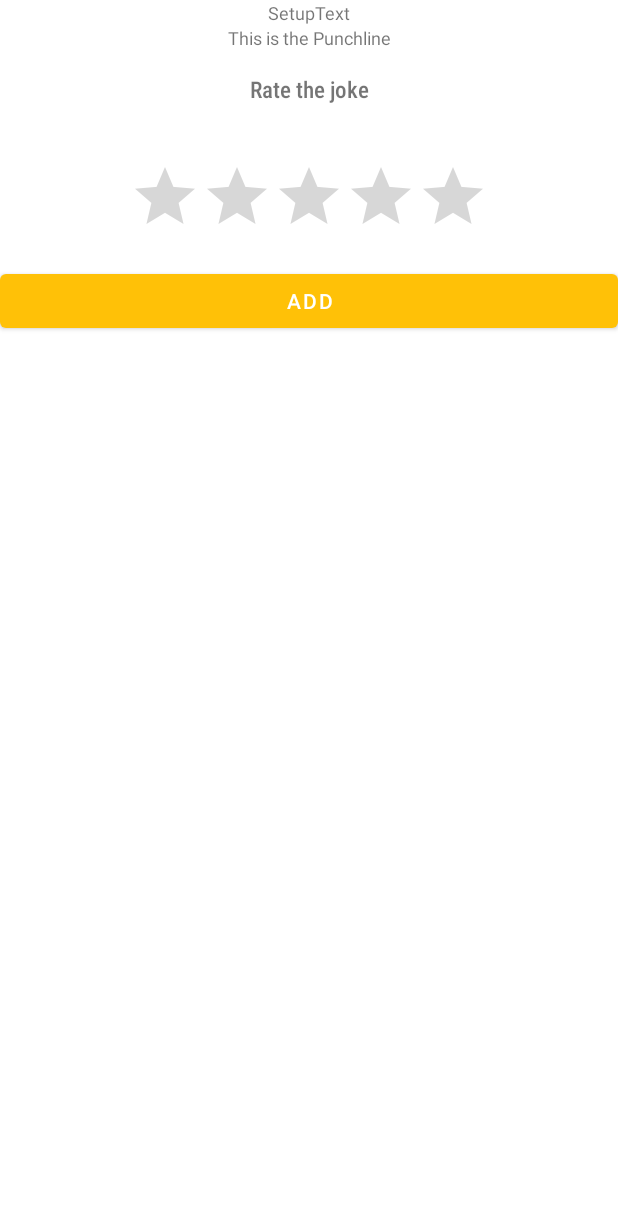
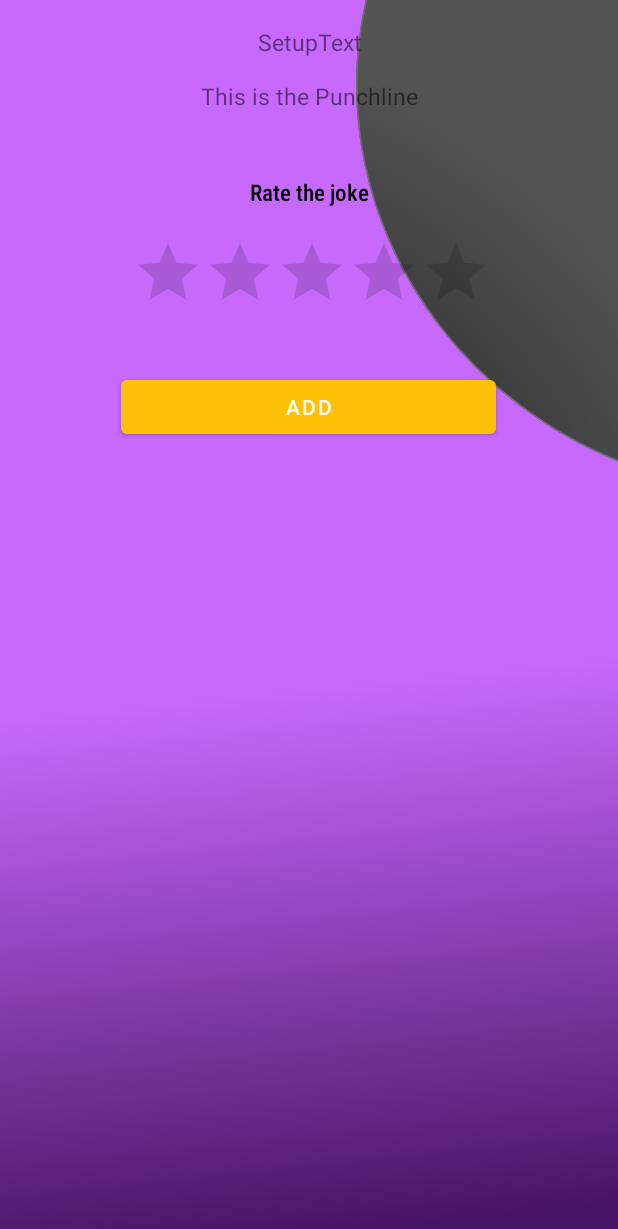
Before and after one commit to ducvan12/chucknorrisapp, an Android app: the layout fragment_add_joke.xml on its own in the app's theme, with its tools: preview values and no code run, on a phone screen of 412 x 824 dp. Shown: the top 1229 px of the screen. Run offline under Robolectric (Android 15) with nearby library versions, the phone set to English and light mode, and no system bars.

Commit message:
layout added for home and add joke page

```diff
--- a/app/src/main/java/com/example/moulinapplication/MainActivity.kt
+++ b/app/src/main/java/com/example/moulinapplication/MainActivity.kt
@@ -33,7 +33,10 @@ class MainActivity : AppCompatActivity() {
         Timber.i("timberinit")
 
 
+        //hide actionbar
 
+
+        supportActionBar?.hide( )
 
 
 
--- a/app/src/main/java/com/example/moulinapplication/ui/home/HomeFragment.kt
+++ b/app/src/main/java/com/example/moulinapplication/ui/home/HomeFragment.kt
@@ -75,6 +75,8 @@ class HomeFragment : Fragment() {
             navigator?.navigate(action)
         }
 
+
+
         return binding.root
     }
 
--- /dev/null
+++ b/app/src/main/res/drawable/purple_background.xml
@@ -0,0 +1,45 @@
+<vector xmlns:android="http://schemas.android.com/apk/res/android"
+    xmlns:aapt="http://schemas.android.com/aapt"
+    android:width="412dp"
+    android:height="870dp"
+    android:viewportWidth="412"
+    android:viewportHeight="870">
+  <group>
+    <clip-path
+        android:pathData="M0,0h412v870h-412z"/>
+    <path
+        android:pathData="M0,0h412v870h-412z">
+      <aapt:attr name="android:fillColor">
+        <gradient
+            android:startY="489.81"
+            android:startX="164.388"
+            android:endY="870"
+            android:endX="206"
+            android:type="linear">
+          <item android:offset="0" android:color="#FFC769FC"/>
+          <item android:offset="1" android:color="#FF481465"/>
+        </gradient>
+      </aapt:attr>
+    </path>
+    <path
+        android:pathData="M276.109,203.896a282.5,275 60,1 0,476.314 -275a282.5,275 60,1 0,-476.314 275z"
+        android:strokeWidth="1"
+        android:strokeColor="#00000000">
+      <aapt:attr name="android:fillColor">
+        <gradient
+            android:gradientRadius="491.7723"
+            android:centerX="37.098293"
+            android:centerY="495.0137"
+            android:type="radial">
+          <item android:offset="0" android:color="#FF000000"/>
+          <item android:offset="1" android:color="#FF545454"/>
+        </gradient>
+      </aapt:attr>
+    </path>
+    <path
+        android:pathData="M276.542,203.646a282,274.5 60,1 0,475.448 -274.5a282,274.5 60,1 0,-475.448 274.5z"
+        android:strokeWidth="1"
+        android:fillColor="#00000000"
+        android:strokeColor="#707070"/>
+  </group>
+</vector>
--- a/app/src/main/res/layout/activity_main.xml
+++ b/app/src/main/res/layout/activity_main.xml
@@ -4,8 +4,7 @@
     xmlns:tools="http://schemas.android.com/tools"
     android:id="@+id/container"
     android:layout_width="match_parent"
-    android:layout_height="match_parent"
-    android:paddingTop="?attr/actionBarSize">
+    android:layout_height="match_parent">
 
     <com.google.android.material.bottomnavigation.BottomNavigationView
         android:id="@+id/nav_view"
@@ -22,15 +21,13 @@
     <fragment
         android:id="@+id/nav_host_fragment"
         android:name="androidx.navigation.fragment.NavHostFragment"
-        android:layout_width="354dp"
-        android:layout_height="513dp"
+        android:layout_width="match_parent"
+        android:layout_height="match_parent"
         app:defaultNavHost="true"
         app:layout_constraintBottom_toTopOf="@+id/nav_view"
-        app:layout_constraintHorizontal_bias="0.49"
+        app:layout_constraintHorizontal_bias="0.0"
         app:layout_constraintLeft_toLeftOf="parent"
         app:layout_constraintRight_toRightOf="parent"
-        app:layout_constraintTop_toTopOf="parent"
-        app:layout_constraintVertical_bias="0.0"
         app:navGraph="@navigation/mobile_navigation" />
 
 </androidx.constraintlayout.widget.ConstraintLayout>
--- a/app/src/main/res/layout/fragment_add_joke.xml
+++ b/app/src/main/res/layout/fragment_add_joke.xml
@@ -10,23 +10,27 @@
         android:layout_width="match_parent"
         android:layout_height="match_parent"
         android:orientation="vertical"
+        android:background="@drawable/purple_background"
         app:layout_constraintEnd_toEndOf="parent"
         app:layout_constraintStart_toStartOf="parent"
         app:layout_constraintTop_toTopOf="parent">
 
         <TextView
+            android:layout_marginTop="10dp"
             android:id="@+id/jokesetup"
             android:layout_width="match_parent"
             android:layout_height="wrap_content"
             android:textAlignment="center"
-            android:textSize="12dp"
+            android:padding="7dp"
+            android:textSize="15dp"
             android:text="@string/Setup" />
 
         <TextView
             android:id="@+id/jokepunchline"
             android:layout_width="match_parent"
             android:layout_height="wrap_content"
-            android:textSize="12dp"
+            android:padding="7dp"
+            android:textSize="15dp"
             android:text="@string/Punchline"
             android:textAlignment="center"/>
 
@@ -35,7 +39,9 @@
             android:layout_width="match_parent"
             android:layout_height="wrap_content"
             android:text="@string/how_good"
+            android:textColor="@color/black"
             android:textAlignment="center"
+            android:layout_marginTop="20dp"
             android:fontFamily="sans-serif-condensed-medium"
             android:textSize="15dp"
             android:padding="15dp"
@@ -47,15 +53,18 @@
             android:layout_width="wrap_content"
             android:layout_height="wrap_content"
             android:layout_gravity="center_horizontal"
-            android:paddingTop="10dp"
-            android:layout_margin="12dp">
+            android:padding="2dp"
+            android:layout_marginTop="2dp">
         </RatingBar>
 
         <Button
             android:id="@+id/addbutton"
-            android:layout_width="match_parent"
+            android:layout_width="250dp"
+            android:layout_gravity="center_horizontal"
             android:layout_height="wrap_content"
             android:text="@string/add"
+            android:layout_marginTop="30dp"
+
             app:backgroundTint="#FFC107" />
     </LinearLayout>
 
--- a/app/src/main/res/layout/fragment_home.xml
+++ b/app/src/main/res/layout/fragment_home.xml
@@ -15,6 +15,8 @@
 <androidx.constraintlayout.widget.ConstraintLayout
     android:layout_width="match_parent"
     android:layout_height="match_parent"
+    android:padding="35dp"
+    android:background="@drawable/purple_background"
     tools:context=".ui.home.HomeFragment">
 
     <LinearLayout
@@ -22,6 +24,7 @@
         android:layout_height="match_parent"
         android:orientation="vertical"
         android:padding="15dp"
+
         android:layout_marginVertical="25dp"
         app:layout_constraintBottom_toBottomOf="parent"
         app:layout_constraintEnd_toEndOf="parent"
@@ -34,7 +37,8 @@
         <com.google.android.material.card.MaterialCardView
             android:layout_width="match_parent"
             android:layout_height="match_parent"
-            android:layout_weight="222"
+            android:layout_weight="50"
+            android:backgroundTint="@color/material_on_primary_emphasis_medium"
             style="@style/CardView"
             android:textAlignment="center">
             <com.google.android.material.textview.MaterialTextView
@@ -53,7 +57,8 @@
             android:id="@+id/loading"
             android:layout_width="match_parent"
             android:layout_height="wrap_content"
-            android:visibility="invisible">
+            android:visibility="invisible"
+            >
         </ProgressBar>
 
 
@@ -64,7 +69,7 @@
             android:layout_marginStart="8dp"
             android:layout_marginTop="8dp"
             android:layout_marginEnd="8dp"
-            android:layout_weight="8"
+            android:layout_weight="1"
             android:text="@{joke.punchline}"
             android:textAlignment="center"
             android:textSize="20sp"
@@ -81,14 +86,14 @@
         <Button
             android:id="@+id/punchbutton"
             android:layout_width="match_parent"
-            android:layout_height="45dp"
+            android:layout_height="80dp"
             android:layout_weight="0.5"
             android:text="@string/Punch_it_text" />
 
         <Button
             android:id="@+id/addbutton"
             android:layout_width="match_parent"
-            android:layout_height="45dp"
+            android:layout_height="80dp"
             android:layout_weight="1"
             android:text="@string/add_fav"
             app:backgroundTint="#FFC107" />
--- a/app/src/main/res/values/colors.xml
+++ b/app/src/main/res/values/colors.xml
@@ -1,8 +1,8 @@
 <?xml version="1.0" encoding="utf-8"?>
 <resources>
     <color name="purple_200">#FFBB86FC</color>
-    <color name="purple_500">#FF6200EE</color>
-    <color name="purple_700">#FF3700B3</color>
+    <color name="purple_500">#C769FD</color>
+    <color name="purple_700">#C769FC</color>
     <color name="teal_200">#FF03DAC5</color>
     <color name="teal_700">#FF018786</color>
     <color name="black">#FF000000</color>
--- a/app/src/main/res/values/themes.xml
+++ b/app/src/main/res/values/themes.xml
@@ -12,5 +12,8 @@
         <!-- Status bar color. -->
         <item name="android:statusBarColor" tools:targetApi="l">?attr/colorPrimaryVariant</item>
         <!-- Customize your theme here. -->
+
     </style>
+
+
 </resources>
```
